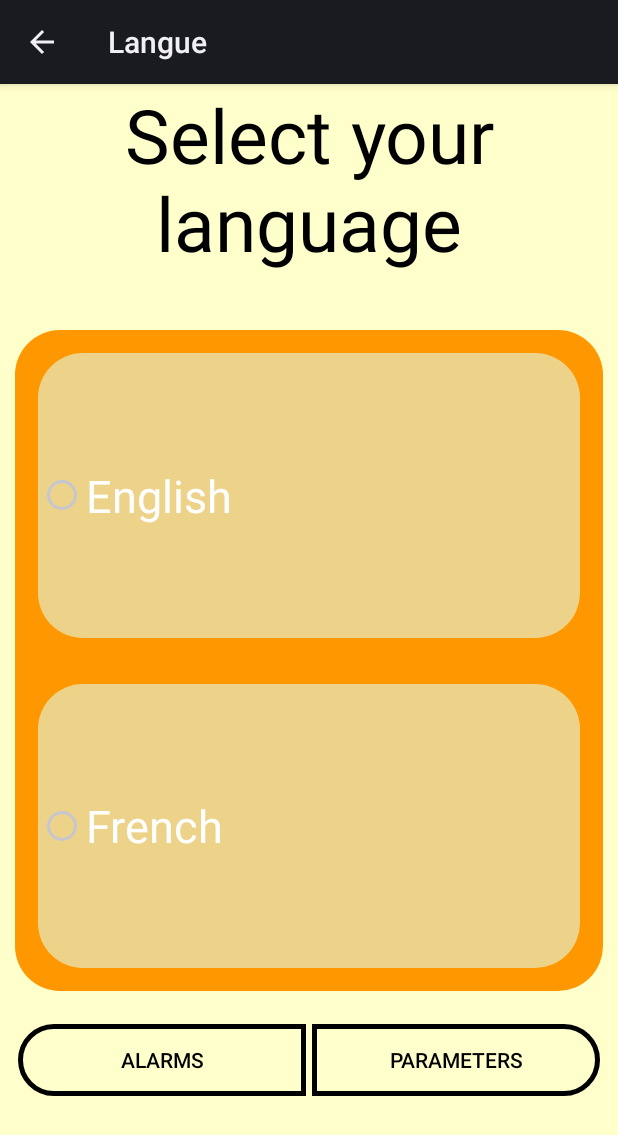
After one commit to MathisDurand/projet_alarme_8INF257, an Android app: the LanguageActivity screen opened directly, with no data from a screen before it, on a phone screen of 412 x 824 dp. The commit adds this screen. Shown: the top 1135 px of the screen. Run offline under Robolectric (Android 15) with nearby library versions, the phone set to English and light mode, and no system bars.

Commit message:
Ajouts et link des pages entre elles

```diff
--- /dev/null
+++ b/app/src/main/java/uqac/dim/projet_alarme_8inf257/LanguageActivity.java
@@ -0,0 +1,59 @@
+package uqac.dim.projet_alarme_8inf257;
+
+import android.app.Activity;
+import android.content.Context;
+import android.content.res.Resources;
+import android.os.Bundle;
+import android.view.View;
+import android.widget.Button;
+import android.widget.RadioButton;
+import android.widget.TextView;
+
+public class LanguageActivity extends Activity {
+    TextView selectLangText;
+    Button btnFrench, btnEnglish, btn1 ,btn2;
+    Context context;
+    Resources resources;
+
+    @Override
+    protected void onCreate(Bundle savedInstanceState) {
+        super.onCreate(savedInstanceState);
+        setContentView(R.layout.lang_page);
+
+        // referencing the text and button views
+        selectLangText = findViewById(R.id.TitleTheme);
+        btnFrench = findViewById(R.id.RadioButtonFrench);
+        btnEnglish = findViewById(R.id.RadioButtonEnglish);
+        btn1 = findViewById(R.id.ButtonTheme1);
+        btn2 = findViewById(R.id.ButtonTheme2);
+        // setting up on click listener event over the button
+        // in order to change the language with the help of
+        // LocaleHelper class
+        btnEnglish.setOnClickListener(new View.OnClickListener() {
+            @Override
+            public void onClick(View view) {
+                context = LocaleHelper.setLocale(LanguageActivity.this, "en");
+                resources = context.getResources();
+                selectLangText.setText(resources.getString(R.string.selectLanguage));
+                btnEnglish.setText(resources.getString(R.string.radioEnglish));
+                btnFrench.setText(resources.getString(R.string.radioFrench));
+                btn1.setText(resources.getString(R.string.butonNameAlarms));
+                btn2.setText(resources.getString(R.string.butonNameParameters));
+            }
+        });
+
+        btnFrench.setOnClickListener(new View.OnClickListener() {
+            @Override
+            public void onClick(View view) {
+                context = LocaleHelper.setLocale(LanguageActivity.this, "fr");
+                resources = context.getResources();
+                selectLangText.setText(resources.getString(R.string.selectLanguage));
+                btnEnglish.setText(resources.getString(R.string.radioEnglish));
+                btnFrench.setText(resources.getString(R.string.radioFrench));
+                btn1.setText(resources.getString(R.string.butonNameAlarms));
+                btn2.setText(resources.getString(R.string.butonNameParameters));
+            }
+        });
+
+    }
+}
--- a/app/src/main/res/layout/activity_main.xml
+++ b/app/src/main/res/layout/activity_main.xml
@@ -119,6 +119,7 @@
                 </Switch>
 
                 <Button
+                    android:id="@+id/main_to_creeralarme"
                     android:layout_width="47dp"
                     android:layout_height="wrap_content"
 
@@ -126,7 +127,7 @@
                     android:elevation="5dp"
                     android:text="+"
                     android:textSize="20dp"
-                    android:onClick="creeralarme"> <!--android:background="@xml/boutonplus"-->
+                    > <!--android:background="@xml/boutonplus"-->
 
                 </Button>
 
@@ -169,7 +170,7 @@
                 android:text="Parametre"
                 android:textColor="#000000"
                 android:layout_weight="1"
-                android:onClick="parametre"
+                android:id="@+id/main_to_parametre"
                 android:background="#00363636">
 
             </Button>
--- /dev/null
+++ b/app/src/main/res/layout/lang_page.xml
@@ -0,0 +1,77 @@
+<?xml version="1.0" encoding="utf-8"?>
+<androidx.constraintlayout.widget.ConstraintLayout xmlns:android="http://schemas.android.com/apk/res/android"
+    android:layout_width="match_parent"
+    android:layout_height="match_parent">
+
+    <LinearLayout
+        android:layout_width="match_parent"
+        android:layout_height="match_parent"
+        android:background="#FFFFFFCC"
+        android:orientation="vertical">
+        <TextView
+            android:id="@+id/TitleTheme"
+            style="@style/TitleTheme"
+            android:layout_width="match_parent"
+            android:layout_height="match_parent"
+            android:layout_weight="6"
+            android:text="@string/selectLanguage"
+            />
+        <RadioGroup
+            android:id="@+id/RadioGroupTheme"
+            android:background="@drawable/rounded_borders"
+            style="@style/RadioGroupTheme"
+            android:layout_width="match_parent"
+            android:layout_height="match_parent"
+            android:orientation="vertical"
+            android:layout_weight="3">
+            <RadioButton
+                android:id="@+id/RadioButtonEnglish"
+                style="@style/ButtonRadio1"
+                android:background="@drawable/rounded_borders"
+                android:layout_width="match_parent"
+                android:layout_height="match_parent"
+                android:layout_weight="1"
+                android:text="@string/radioEnglish"/>
+
+            <RadioButton
+                android:id="@+id/RadioButtonFrench"
+                style="@style/ButtonRadio1"
+                android:background="@drawable/rounded_borders"
+                android:layout_width="match_parent"
+                android:layout_height="match_parent"
+                android:layout_weight="1"
+                android:text="@string/radioFrench"/>
+
+        </RadioGroup>
+
+
+        <LinearLayout
+            android:id="@+id/ButtonTheme"
+            style="@style/RadioGroupTheme"
+            android:layout_width="match_parent"
+            android:layout_height="match_parent"
+            android:layout_weight="6"
+            android:orientation="horizontal">
+
+            <Button
+                android:id="@+id/ButtonTheme1"
+                style="@style/buttonBottom"
+                android:layout_width="match_parent"
+                android:layout_height="wrap_content"
+                android:layout_weight="1"
+                android:background="@drawable/rounded_border_left"
+                android:text="@string/butonNameAlarms"
+                android:textColor="@color/black" />
+
+            <Button
+                android:id="@+id/ButtonTheme2"
+                style="@style/buttonBottom"
+                android:layout_width="match_parent"
+                android:layout_height="wrap_content"
+                android:layout_weight="1"
+                android:background="@drawable/rounded_border_right"
+                android:text="@string/butonNameParameters"
+                android:textColor="#000000" />
+        </LinearLayout>
+    </LinearLayout>
+</androidx.constraintlayout.widget.ConstraintLayout>
--- a/app/src/main/res/layout/parametre.xml
+++ b/app/src/main/res/layout/parametre.xml
@@ -29,24 +29,26 @@
             android:orientation="vertical"><!--android:background="@xml/arrondi_principal"-->
 
             <Button
+                android:id="@+id/param_to_languages"
                 android:layout_width="match_parent"
                 android:layout_height="match_parent"
                 android:layout_weight="50"
                 android:text="Langues"
                 android:textSize="60dip"
-
+                android:onClick="langue"
                 android:padding="10dp"
                 android:elevation="5dp"
                 android:layout_marginBottom="7dp"> <!--android:background="@xml/contenu"-->
 
             </Button>
             <Button
+                android:id="@+id/param_to_themes"
                 android:layout_width="match_parent"
                 android:layout_height="match_parent"
                 android:layout_weight="50"
                 android:text="Thèmes"
                 android:textSize="60dip"
-
+                android:onClick="theme"
                 android:padding="10dp"
                 android:elevation="5dp"
                 android:layout_marginBottom="7dp"> <!--android:background="@xml/contenu"-->
```
Also changed, not shown: app/src/main/AndroidManifest.xml (+16 -0 lines), app/src/main/java/uqac/dim/projet_alarme_8inf257/LocaleHelper.java (added, +67 -0 lines), app/src/main/java/uqac/dim/projet_alarme_8inf257/MainActivity.java (+20 -8 lines), app/src/main/java/uqac/dim/projet_alarme_8inf257/Parametre.java (+25 -0 lines).
